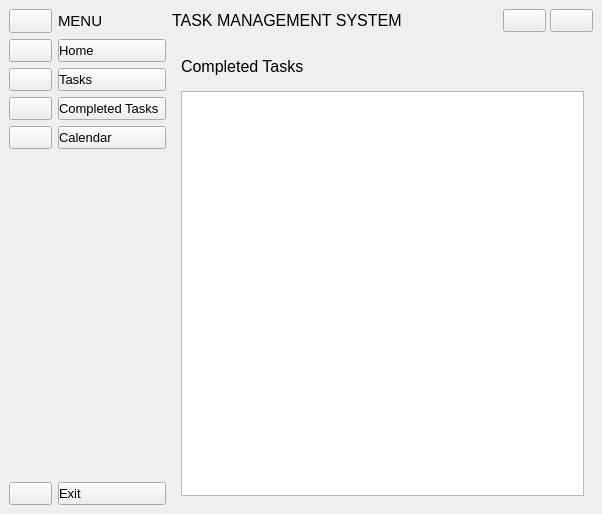
Above: ui/main_window.ui from VicMbugua/TaskManagementSystem before the change. Below: the same form after it.
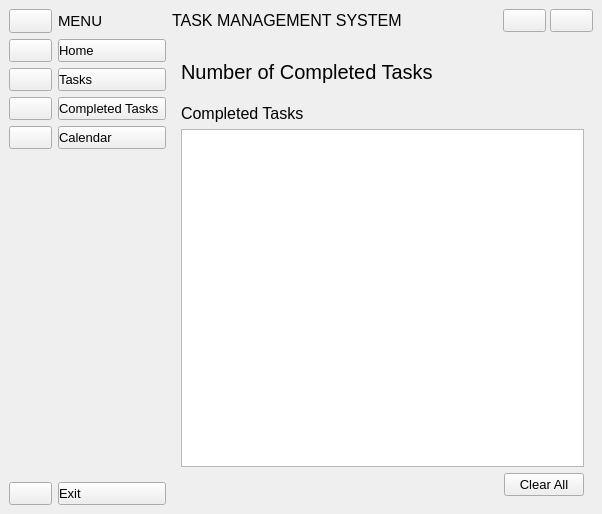
That is the form after the change. The open tabs and pages were chosen to show the change. Icons and pictures are not drawn.

Patch:
```diff
--- a/ui/main_window.ui
+++ b/ui/main_window.ui
@@ -820,17 +820,42 @@
          <widget class="QWidget" name="completed_tasks_page">
           <layout class="QVBoxLayout" name="verticalLayout_6">
            <item>
-            <widget class="QWidget" name="widget_7" native="true">
+            <layout class="QHBoxLayout" name="horizontalLayout_15">
+             <item>
+              <widget class="QLabel" name="number_of_completed_tasks">
              <property name="minimumSize">
               <size>
                <width>0</width>
-               <height>30</height>
-              </size>
-             </property>
+                 <height>50</height>
+                </size>
+               </property>
+               <property name="font">
+                <font>
+                 <pointsize>15</pointsize>
+                </font>
+               </property>
+               <property name="text">
+                <string>Number of Completed Tasks</string>
+               </property>
+              </widget>
+             </item>
+             <item>
+              <spacer name="horizontalSpacer_12">
+               <property name="orientation">
+                <enum>Qt::Horizontal</enum>
+               </property>
+               <property name="sizeHint" stdset="0">
+                <size>
+                 <width>40</width>
+                 <height>20</height>
+                </size>
+               </property>
+              </spacer>
+             </item>
+            </layout>
+           </item>
+           <item>
              <layout class="QHBoxLayout" name="horizontalLayout_7">
-              <property name="leftMargin">
-               <number>0</number>
-              </property>
               <item>
                <widget class="QLabel" name="label_2">
                 <property name="font">
@@ -857,7 +882,6 @@
                </spacer>
               </item>
              </layout>
-            </widget>
            </item>
            <item>
             <widget class="QTableView" name="completed_tasks">
@@ -866,6 +890,33 @@
              </property>
             </widget>
            </item>
+           <item>
+            <layout class="QHBoxLayout" name="horizontalLayout_14">
+             <item>
+              <spacer name="horizontalSpacer_11">
+               <property name="orientation">
+                <enum>Qt::Horizontal</enum>
+               </property>
+               <property name="sizeHint" stdset="0">
+                <size>
+                 <width>40</width>
+                 <height>20</height>
+                </size>
+               </property>
+              </spacer>
+             </item>
+             <item>
+              <widget class="QPushButton" name="clear_all_btn">
+               <property name="toolTip">
+                <string>Delete all completed tasks</string>
+               </property>
+               <property name="text">
+                <string>Clear All</string>
+               </property>
+              </widget>
+             </item>
+            </layout>
+           </item>
           </layout>
          </widget>
          <widget class="QWidget" name="calendar_page">
```
Left out of the diff: 2 changed lines with no effect on the pictures. Lines whose indentation alone changed are shown as unchanged.
